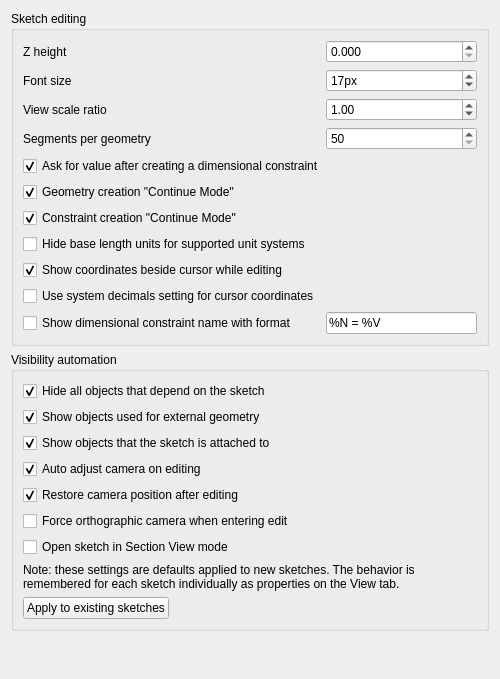
Old version of the form src/Mod/Sketcher/Gui/SketcherSettingsDisplay.ui in the repository realthunder/FreeCAD.
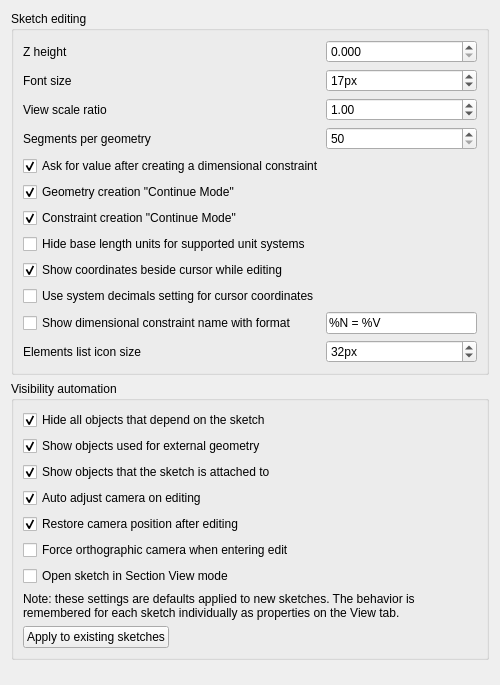
New version of the form. Custom widgets are drawn as their Qt base class.

Commit message: Sketcher: the element icons are 32 px, with the arrow in a strip of its own

What changed in the file:
```diff
--- a/src/Mod/Sketcher/Gui/SketcherSettingsDisplay.ui
+++ b/src/Mod/Sketcher/Gui/SketcherSettingsDisplay.ui
@@ -138,6 +138,41 @@
         </property>
        </widget>
       </item>
+      <item row="12" column="0">
+       <widget class="QLabel" name="labelElementIconSize">
+        <property name="text">
+         <string>Elements list icon size</string>
+        </property>
+        <property name="buddy">
+         <cstring>ElementIconSize</cstring>
+        </property>
+       </widget>
+      </item>
+      <item row="12" column="1">
+       <widget class="Gui::PrefSpinBox" name="ElementIconSize">
+        <property name="toolTip">
+         <string>Size of the element icons in the task panel's elements list. Each icon is a button that picks which part of the element to select. Applies from the next sketch edit.</string>
+        </property>
+        <property name="suffix">
+         <string>px</string>
+        </property>
+        <property name="minimum">
+         <number>16</number>
+        </property>
+        <property name="maximum">
+         <number>128</number>
+        </property>
+        <property name="value">
+         <number>32</number>
+        </property>
+        <property name="prefEntry" stdset="0">
+         <cstring>ElementIconSize</cstring>
+        </property>
+        <property name="prefPath" stdset="0">
+         <cstring>Mod/Sketcher/Elements</cstring>
+        </property>
+       </widget>
+      </item>
       <item row="4" column="1">
        <widget class="Gui::PrefSpinBox" name="SegmentsPerGeometry">
         <property name="toolTip">
```
The commit also changes 3 other files.
